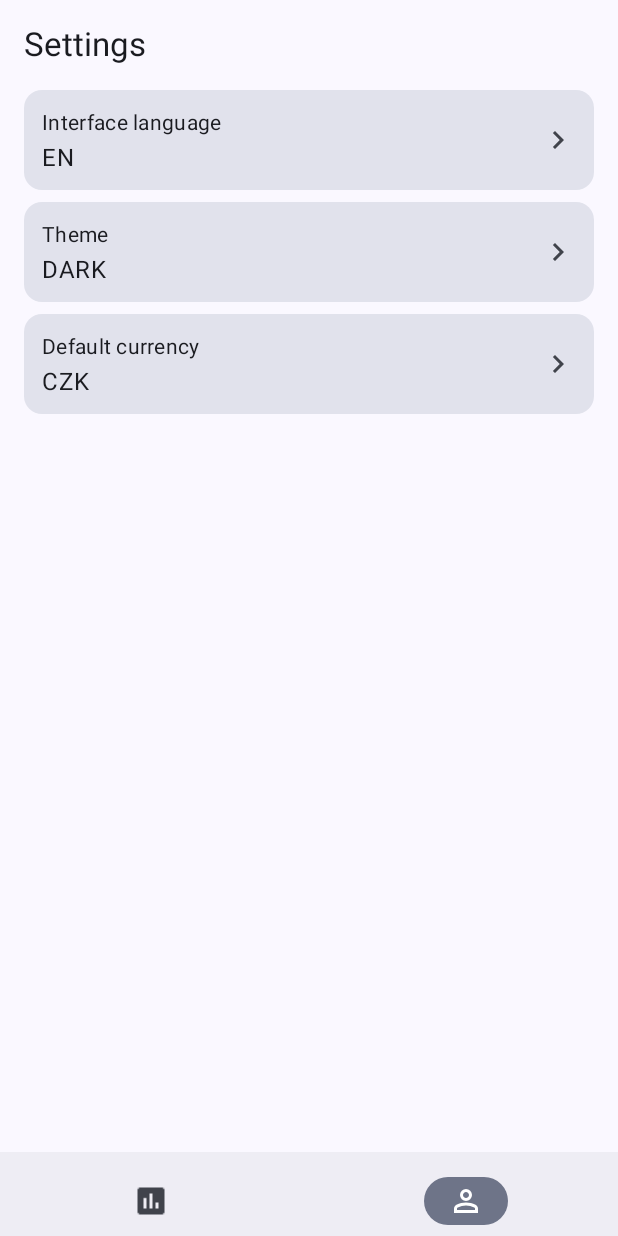
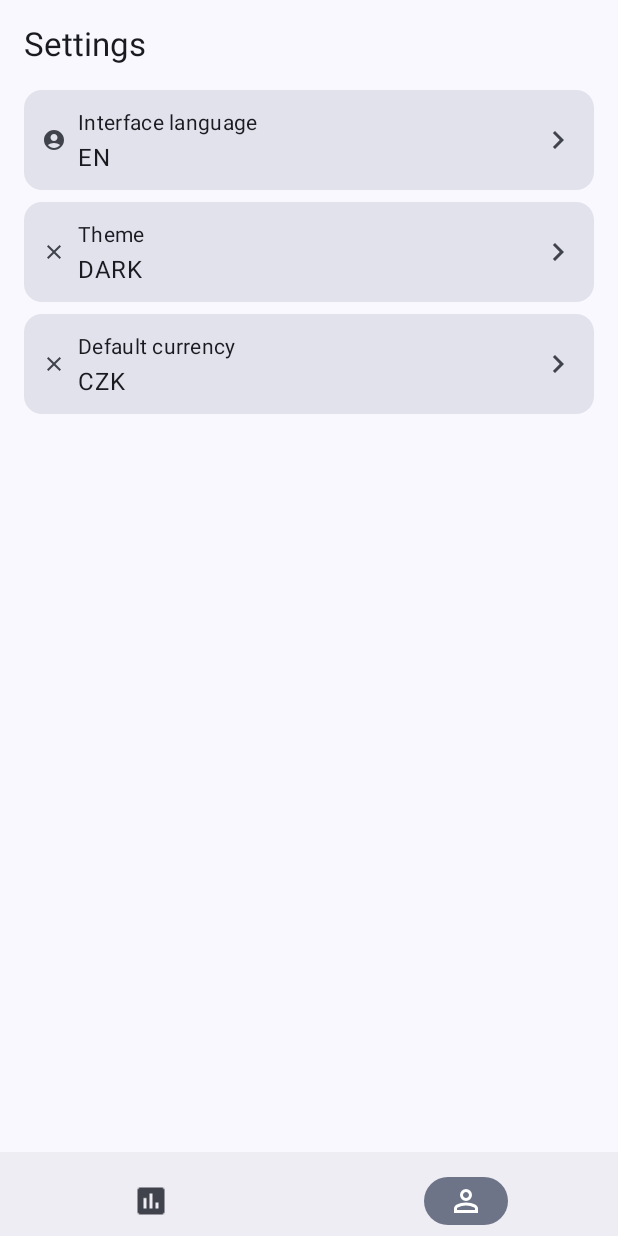
Before and after one commit to Rakhmanidze/RateMan-app, an Android app built with Jetpack Compose: the ProfileScreen screen opened through its navigation route, on a phone screen of 412 x 824 dp. Run offline under Robolectric (Android 15) with nearby library versions, the phone set to English and light mode, and no system bars.

Commit message:
Add icons to SettingItem. Add icons to ProfileScreen setting items.

```diff
--- a/app/src/main/java/com/currency/rateman/ui/components/SettingItem.kt
+++ b/app/src/main/java/com/currency/rateman/ui/components/SettingItem.kt
@@ -11,6 +11,7 @@ import androidx.compose.foundation.shape.RoundedCornerShape
 import androidx.compose.material.icons.Icons
 import androidx.compose.material.icons.automirrored.filled.KeyboardArrowRight
 import androidx.compose.ui.Alignment
+import androidx.compose.ui.graphics.vector.ImageVector
 
 @Composable
 fun <T : Enum<T>> SettingItem(
@@ -18,6 +19,7 @@ fun <T : Enum<T>> SettingItem(
     value: String,
     options: List<T>,
     onValueChange: (T) -> Unit,
+    icon: ImageVector,
     modifier: Modifier = Modifier
 ) {
     var expanded by remember { mutableStateOf(false) }
@@ -36,6 +38,14 @@ fun <T : Enum<T>> SettingItem(
             modifier = Modifier.fillMaxWidth(),
             verticalAlignment = Alignment.CenterVertically
         ) {
+            Icon(
+                imageVector = icon,
+                contentDescription = label,
+                tint = MaterialTheme.colorScheme.onSurfaceVariant,
+                modifier = Modifier
+                    .size(24.dp)
+                    .padding(end = 8.dp)
+            )
             Column(
                 modifier = Modifier.weight(1f)
             ) {
--- a/app/src/main/java/com/currency/rateman/ui/screens/ProfileScreen.kt
+++ b/app/src/main/java/com/currency/rateman/ui/screens/ProfileScreen.kt
@@ -1,6 +1,9 @@
 package com.currency.rateman.ui.screens
 
 import androidx.compose.foundation.layout.*
+import androidx.compose.material.icons.Icons
+import androidx.compose.material.icons.filled.AccountCircle
+import androidx.compose.material.icons.filled.Clear
 import androidx.compose.material3.*
 import androidx.compose.runtime.*
 import androidx.compose.ui.Modifier
@@ -47,7 +50,8 @@ fun ProfileScreen(
                 options = enumValues<LanguageCode>().toList(),
                 onValueChange = { language ->
                     onProfileChange(profile.copy(uiLanguage = language))
-                }
+                },
+                icon = Icons.Default.AccountCircle
             )
 
             SettingItem(
@@ -57,7 +61,8 @@ fun ProfileScreen(
                 onValueChange = { theme ->
                     onProfileChange(profile.copy(themeMode = theme))
                 },
-                modifier = Modifier.padding(top = 8.dp)
+                modifier = Modifier.padding(top = 8.dp),
+                icon = Icons.Default.Clear
             )
 
             SettingItem(
@@ -67,7 +72,8 @@ fun ProfileScreen(
                 onValueChange = { currency ->
                     onProfileChange(profile.copy(defaultCurrency = currency))
                 },
-                modifier = Modifier.padding(top = 8.dp)
+                modifier = Modifier.padding(top = 8.dp),
+                icon = Icons.Default.Clear
             )
         }
     }
```
